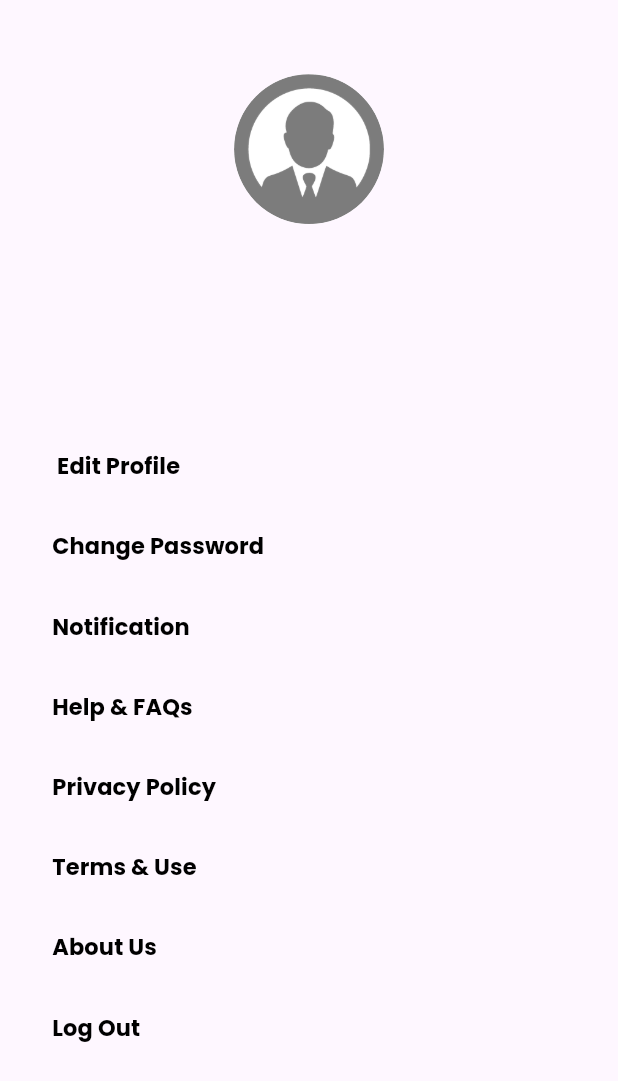
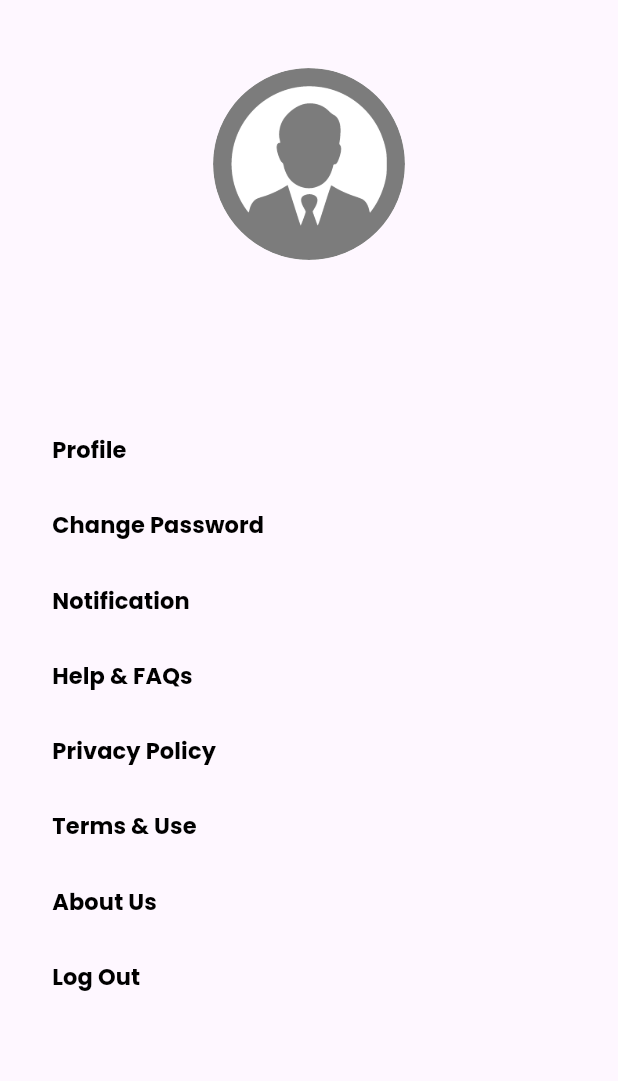
Before and after one commit to adhilfouzi/playtime, a Flutter app: the UserProfile screen opened directly, on a phone screen of 412 x 824 dp. Shown: the top 1081 px of the screen. Run offline on Flutter 3.47's test engine with Material 3 defaults, Android fonts, the phone set to English and light mode, and no system bars; our stand-ins replace cloud_firestore, firebase_auth, firebase_core, firebase_storage, flutter_spinkit, flutter_svg and 6 more; accounts and stored records are empty.

Commit message:
modified user profile functions

```diff
--- a/lib/view/course/profile/screens/userprofle_screen.dart
+++ b/lib/view/course/profile/screens/userprofle_screen.dart
@@ -1,5 +1,6 @@
 import 'package:flutter/material.dart';
 import 'package:get/get.dart';
+import 'package:users_side_of_turf_booking/utils/const/image_name.dart';
 
 import '../../../../view_model/course/usermodel_controller.dart';
 import '../../../../view_model/course/profile_controlller.dart';
@@ -18,7 +19,7 @@ class UserProfile extends StatelessWidget {
       child: Scaffold(
         body: SingleChildScrollView(
           padding: EdgeInsets.symmetric(
-              vertical: screenWidth * 0.02, horizontal: screenWidth * 0.0052),
+              vertical: screenWidth * 0.01, horizontal: screenWidth * 0.0052),
           child: Column(
             crossAxisAlignment: CrossAxisAlignment.center,
             mainAxisAlignment: MainAxisAlignment.center,
@@ -28,11 +29,9 @@ class UserProfile extends StatelessWidget {
                 final imageUrl = controller.user.value.profile;
                 return CircleAvatar(
                   backgroundImage: imageUrl.isNotEmpty
-                      ? NetworkImage(
-                          imageUrl) // Use NetworkImage for Firebase Storage URLs
-                      : const AssetImage('assets/image/profile.png')
-                          as ImageProvider,
-                  radius: 50.0,
+                      ? NetworkImage(imageUrl)
+                      : const AssetImage(ImagePath.profile) as ImageProvider,
+                  radius: 64.0,
                   backgroundColor: Colors.white,
                 );
               }),
@@ -62,11 +61,11 @@ class UserProfile extends StatelessWidget {
                   ],
                 ),
               ),
-              SizedBox(height: screenHeight * 0.08),
+              SizedBox(height: screenHeight * 0.04),
               CustomButton(
-                text: ' Edit Profile',
+                text: 'Profile',
                 onPressed: () {
-                  Get.to(() => EditUser());
+                  Get.to(() => const EditUser());
                 },
               ),
               CustomButton(
@@ -141,7 +140,7 @@ class CustomButton extends StatelessWidget {
         child: Padding(
           padding: EdgeInsets.symmetric(
             horizontal: screenWidth * 0.05,
-            vertical: screenHeight * 0.01,
+            vertical: screenHeight * 0.008,
           ),
           child: Text(
             text,
```
Also changed, not shown: lib/view/course/profile/screens/edit_profile.dart (+7 -7 lines), lib/view_model/course/image_controller.dart (+1 -9 lines).
